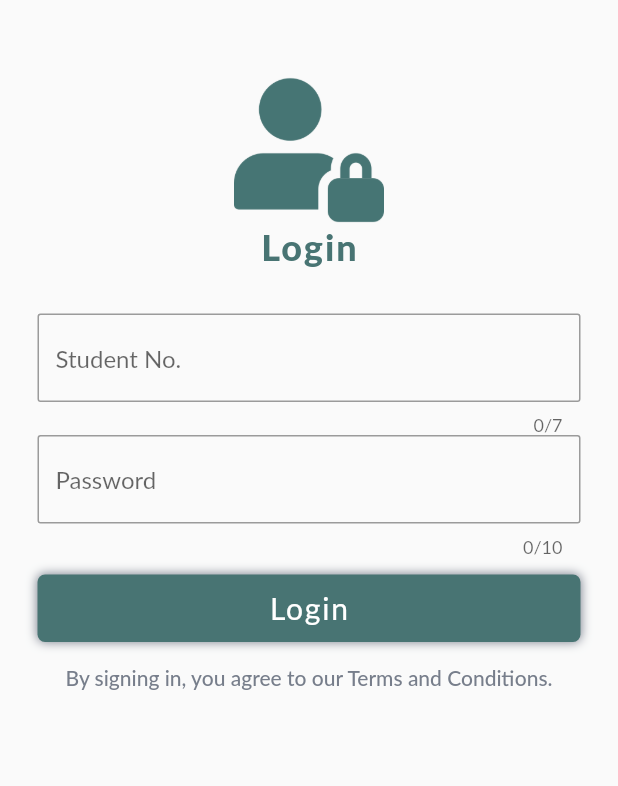
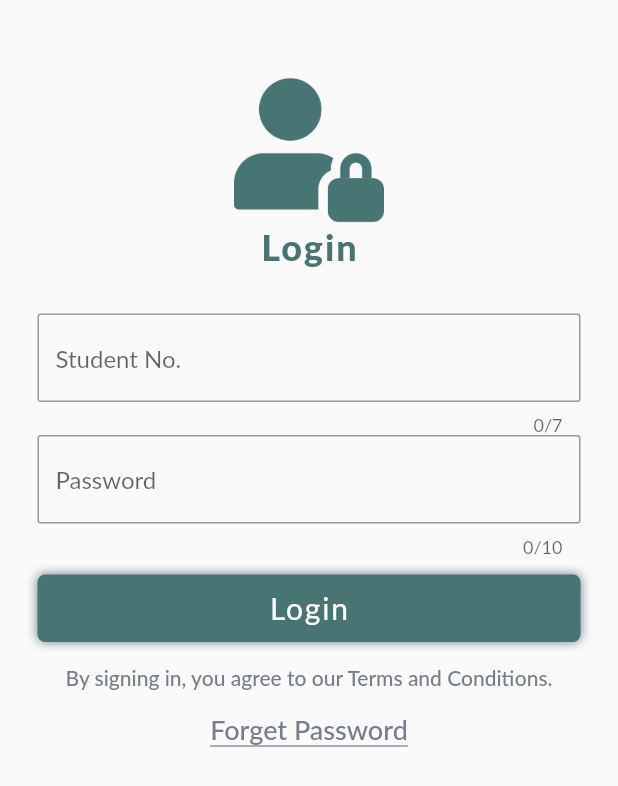
Before and after one commit to NaimishVerma17/spfp, a Flutter app: the screen it shows after launch, after a tap on "Login", on a phone screen of 412 x 824 dp. Shown: the top 786 px of the screen. Run offline on Flutter 3.47's test engine with Material 2 defaults, Android fonts, the phone set to English and light mode, and no system bars; our stand-ins replace fluttertoast; Roboto replaces fonts that are missing (Lato).

Commit message:
forget-password link added

```diff
--- a/lib/main.dart
+++ b/lib/main.dart
@@ -19,7 +19,8 @@ class MyApp extends StatelessWidget {
       routes: {
         '/': (context) => LandingPage(),
         '/login': (context) => LoginPage(),
-        '/register': (context) => SignupPage()
+        '/register': (context) => SignupPage(),
+        '/forget-password': (context) => ForgetPasswordPage()
       },
     );
   }
--- a/lib/pages/login.dart
+++ b/lib/pages/login.dart
@@ -86,6 +86,23 @@ class _LoginPage extends State<LoginPage> {
                       fontWeight: FontWeight.w500,
                       color: Styles.subHeadingColor),
                 ),
+                SizedBox(
+                  height: 15.0,
+                ),
+                GestureDetector(
+                  onTap: () {
+                    Navigator.pushNamed(context, '/forget-password');
+                  },
+                  child: Text(
+                    'Forget Password',
+                    textAlign: TextAlign.center,
+                    style: TextStyle(
+                        decoration: TextDecoration.underline,
+                        fontSize: 18.0,
+                        fontWeight: FontWeight.w500,
+                        color: Styles.subHeadingColor),
+                  ),
+                ),
               ],
             ),
           ),
```
